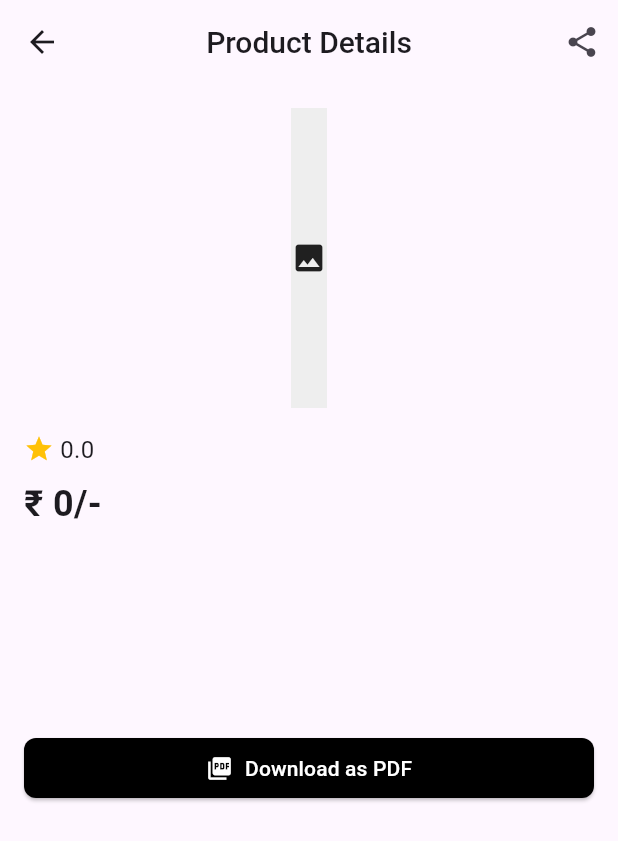
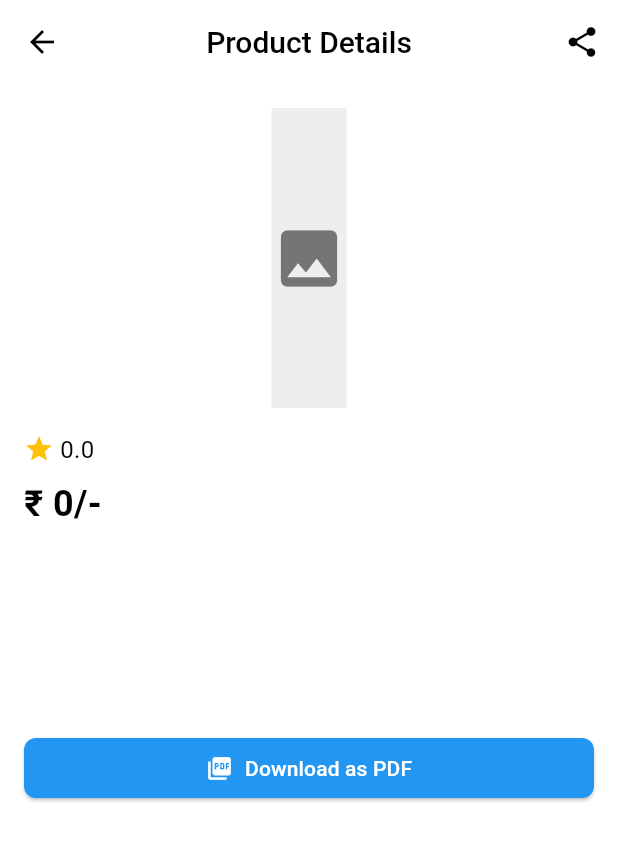
Before and after one commit to habeeb321/Nutz-App, a Flutter app: the DetailScreen screen opened directly with empty values, on a phone screen of 412 x 824 dp. Shown: the top 841 px of the screen. Run offline on Flutter 3.47's test engine with Material 3 defaults, Android fonts, the light colour scheme and no system bars; our stand-ins replace dio, firebase_auth, firebase_core, google_sign_in, share_plus; accounts and stored records are empty; network calls fail.

Commit message:
Implemented dark or light theme switch mode.

```diff
--- /dev/null
+++ b/lib/core/theme_controller.dart
@@ -0,0 +1,65 @@
+import 'package:flutter/material.dart';
+
+class ThemeController extends ChangeNotifier {
+  ThemeMode _themeMode = ThemeMode.light;
+
+  ThemeMode get themeMode => _themeMode;
+  ThemeData get currentTheme =>
+      _themeMode == ThemeMode.light ? lightTheme : darkTheme;
+
+  void toggleTheme() {
+    _themeMode =
+        _themeMode == ThemeMode.light ? ThemeMode.dark : ThemeMode.light;
+    notifyListeners();
+  }
+
+  final ThemeData lightTheme = ThemeData(
+    brightness: Brightness.light,
+    colorScheme: ColorScheme.light(
+      primary: Colors.blue,
+      secondary: Colors.amber,
+      surface: Colors.white,
+      onSurface: Colors.black,
+      surfaceContainerHighest: Colors.grey[200]!,
+      onSurfaceVariant: Colors.grey[600]!,
+    ),
+    primarySwatch: Colors.blue,
+    scaffoldBackgroundColor: Colors.white,
+    appBarTheme: const AppBarTheme(
+      backgroundColor: Colors.white,
+      foregroundColor: Colors.black,
+    ),
+    cardTheme: CardTheme(
+      color: Colors.white,
+      elevation: 2,
+      shape: RoundedRectangleBorder(
+        borderRadius: BorderRadius.circular(12),
+      ),
+    ),
+  );
+
+  final ThemeData darkTheme = ThemeData(
+    brightness: Brightness.dark,
+    colorScheme: ColorScheme.dark(
+      primary: Colors.blue[800]!,
+      secondary: Colors.amber,
+      surface: Colors.grey[900]!,
+      onSurface: Colors.white,
+      surfaceContainerHighest: Colors.grey[800]!,
+      onSurfaceVariant: Colors.grey[400]!,
+    ),
+    primarySwatch: Colors.blue,
+    scaffoldBackgroundColor: Colors.grey[900],
+    appBarTheme: AppBarTheme(
+      backgroundColor: Colors.grey[900],
+      foregroundColor: Colors.white,
+    ),
+    cardTheme: CardTheme(
+      color: Colors.grey[800],
+      elevation: 2,
+      shape: RoundedRectangleBorder(
+        borderRadius: BorderRadius.circular(12),
+      ),
+    ),
+  );
+}
--- a/lib/home_screen/sub/detail_screen.dart
+++ b/lib/home_screen/sub/detail_screen.dart
@@ -11,21 +11,26 @@ class DetailScreen extends StatelessWidget {
   @override
   Widget build(BuildContext context) {
     final homeController = Provider.of<HomeController>(context, listen: false);
+    final colorScheme = Theme.of(context).colorScheme;
 
     return Scaffold(
       appBar: AppBar(
         leading: IconButton(
-          icon: const Icon(Icons.arrow_back),
+          icon: Icon(Icons.arrow_back, color: colorScheme.onSurface),
           onPressed: () => Navigator.pop(context),
         ),
         centerTitle: true,
-        title: const Text(
+        title: Text(
           'Product Details',
-          style: TextStyle(fontSize: 20, fontWeight: FontWeight.w500),
+          style: TextStyle(
+            fontSize: 20,
+            fontWeight: FontWeight.w500,
+            color: colorScheme.onSurface,
+          ),
         ),
         actions: [
           IconButton(
-            icon: const Icon(Icons.share),
+            icon: Icon(Icons.share, color: colorScheme.onSurface),
             onPressed: () => homeController.shareProduct(product),
           ),
         ],
@@ -44,14 +49,16 @@ class DetailScreen extends StatelessWidget {
                       errorBuilder: (context, error, stackTrace) => Container(
                         height: 200,
                         width: double.infinity,
-                        color: Colors.grey[200],
-                        child: const Icon(Icons.error_outline, size: 50),
+                        color: colorScheme.surfaceContainerHighest,
+                        child: Icon(Icons.error_outline,
+                            size: 50, color: colorScheme.onSurfaceVariant),
                       ),
                     )
                   : Container(
                       height: 200,
-                      color: Colors.grey[200],
-                      child: const Icon(Icons.image),
+                      color: colorScheme.surfaceContainerHighest,
+                      child: Icon(Icons.image,
+                          size: 50, color: colorScheme.onSurfaceVariant),
                     ),
             ),
             const SizedBox(height: 16),
@@ -61,31 +68,40 @@ class DetailScreen extends StatelessWidget {
                 const SizedBox(width: 4),
                 Text(
                   product.rating?.toStringAsFixed(1) ?? '4.9',
-                  style: const TextStyle(fontSize: 16),
+                  style: TextStyle(
+                    fontSize: 16,
+                    color: colorScheme.onSurface,
+                  ),
                 ),
               ],
             ),
             const SizedBox(height: 8),
             Text(
               '₹ ${product.price?.toStringAsFixed(0) ?? '150000'}/-',
-              style: const TextStyle(
+              style: TextStyle(
                 fontSize: 24,
                 fontWeight: FontWeight.bold,
+                color: colorScheme.onSurface,
               ),
             ),
             const SizedBox(height: 16),
             Text(
               product.name ?? 'iPhone 16 Pro',
-              style: const TextStyle(
+              style: TextStyle(
                 fontSize: 20,
                 fontWeight: FontWeight.bold,
+                color: colorScheme.onSurface,
               ),
             ),
             const SizedBox(height: 16),
             Text(
               product.description ??
-                  'Lorem ipsum dolor sit amet, consectetur adipiscing elit, sed do eiusmod tempor incididunt ut labore et dolore magna aliqua. Ut enim ad minim veniam, quis nostrud exercitation ullamco laboris nisi ut aliquip ex ea commodo consequat. Duis aute irure dolor in reprehenderit in voluptate velit esse cillum dolore eu fugiat nulla pariatur. Excepteur sint occaecat cupidatat non proident, sunt in culpa qui officia deserunt mollit anim id est laborum.',
-              style: const TextStyle(fontSize: 16, height: 1.5),
+                  'Lorem ipsum dolor sit amet, consectetur adipiscing elit...',
+              style: TextStyle(
+                fontSize: 16,
+                height: 1.5,
+                color: colorScheme.onSurface.withOpacity(0.8),
+              ),
             ),
             const SizedBox(height: 50),
             SizedBox(
@@ -93,13 +109,13 @@ class DetailScreen extends StatelessWidget {
               child: ElevatedButton.icon(
                 onPressed: () =>
                     homeController.generateAndSharePdf(product, context),
-                icon: const Icon(Icons.picture_as_pdf, color: Colors.white),
-                label: const Text(
+                icon: Icon(Icons.picture_as_pdf, color: colorScheme.onPrimary),
+                label: Text(
                   'Download as PDF',
-                  style: TextStyle(color: Colors.white),
+                  style: TextStyle(color: colorScheme.onPrimary),
                 ),
                 style: ElevatedButton.styleFrom(
-                  backgroundColor: Colors.black,
+                  backgroundColor: colorScheme.primary,
                   padding: const EdgeInsets.symmetric(vertical: 10),
                   shape: RoundedRectangleBorder(
                     borderRadius: BorderRadius.circular(8),
```
Also changed, not shown: lib/home_screen/view/home_screen.dart (+4 -5 lines), lib/main.dart (+11 -4 lines), lib/profile_screen/profile_screen.dart (+35 -8 lines).
